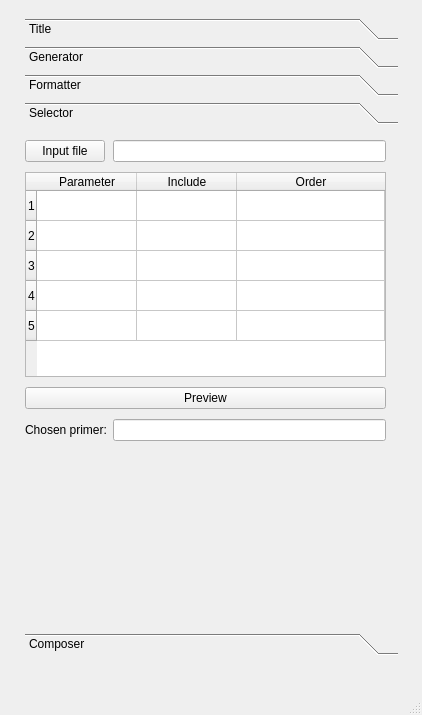
The window that form.ui (miskiewiczm/dna_bits) describes before a commit, drawn with Qt 5.
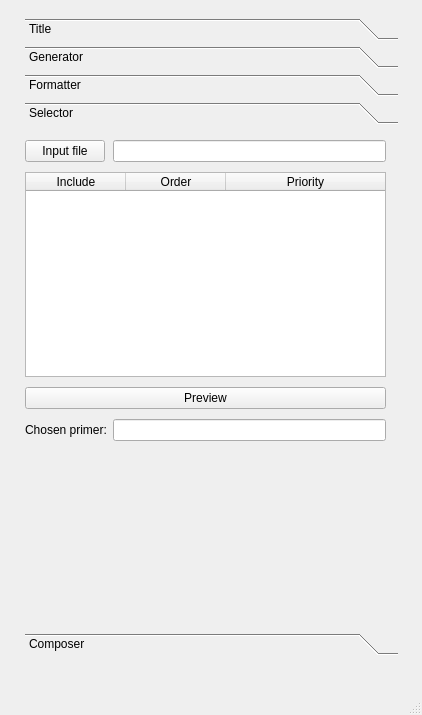
The same window after the commit. The open tabs and pages were chosen to show the change.

Commit message: ADDED widgets on 'Selector' tab.

The edit to the form file:
```diff
--- a/form.ui
+++ b/form.ui
@@ -796,21 +796,14 @@
        <item row="1" column="0" colspan="2">
         <widget class="QTableWidget" name="selector_sorter_table">
          <property name="rowCount">
-          <number>5</number>
+          <number>0</number>
+         </property>
+         <property name="columnCount">
+          <number>3</number>
          </property>
          <attribute name="horizontalHeaderStretchLastSection">
           <bool>true</bool>
          </attribute>
-         <row/>
-         <row/>
-         <row/>
-         <row/>
-         <row/>
-         <column>
-          <property name="text">
-           <string>Parameter</string>
-          </property>
-         </column>
          <column>
           <property name="text">
            <string>Include</string>
@@ -821,6 +814,11 @@
            <string>Order</string>
           </property>
          </column>
+         <column>
+          <property name="text">
+           <string>Priority</string>
+          </property>
+         </column>
         </widget>
        </item>
       </layout>
```
The commit also changes 1 other file.
